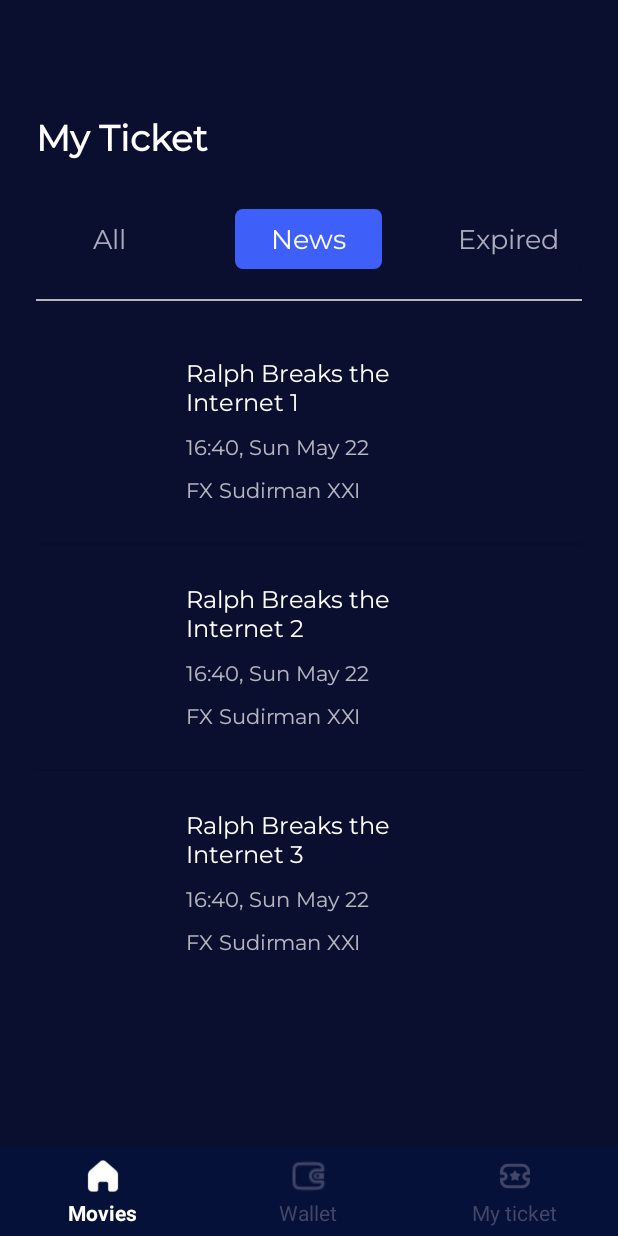
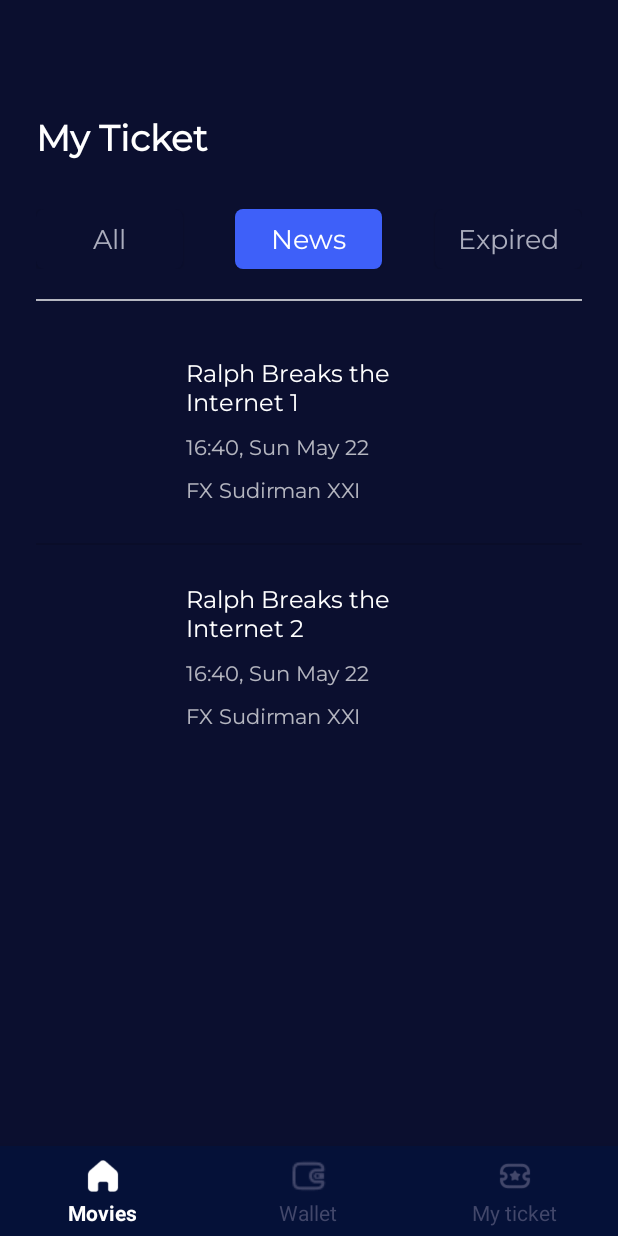
Before and after one commit to ManhHoDinh/MovieTicketApp, an Android app: the screen it shows after launch (MyTicketNewsActivity before the commit, MyTicketAllActivity after it), after a tap on an icon or button, on a phone screen of 412 x 824 dp. Run offline under Robolectric (Android 15) with nearby library versions, the phone set to English and light mode, and no system bars; libraries missing offline, so code that uses them is left out: com.makeramen.roundedimageview; plain views replace RoundedImageView; 2 statements that could not run were skipped; 1 other tap on this screen came first.

Commit message:
final Ticket

```diff
--- a/app/src/main/AndroidManifest.xml
+++ b/app/src/main/AndroidManifest.xml
@@ -17,7 +17,7 @@
             android:exported="false"
             android:noHistory="true" />
         <activity
-            android:name=".Activity.MyTicketExpiredActivity"
+            android:name=".Activity.MyTicketAllActivity"
             android:exported="true">
             <intent-filter>
                 <action android:name="android.intent.action.MAIN" />
@@ -29,8 +29,6 @@
         <activity android:name=".Activity.SignUpActivity" />
         <activity android:name=".Activity.SignInActivity" />
         <activity android:name=".Activity.HomeActivity" />
-        <activity android:name=".Activity.MyTicketAllActivity" />
-        <activity android:name=".Activity.MyTicketNewsActivity" />
         <activity
             android:name=".Activity.ConfirmationProfileActivity"
             android:noHistory="true" />
--- a/app/src/main/java/com/example/movieticketapp/Activity/MyTicketAllActivity.java
+++ b/app/src/main/java/com/example/movieticketapp/Activity/MyTicketAllActivity.java
@@ -4,13 +4,17 @@ import androidx.appcompat.app.AppCompatActivity;
 
 import android.content.Intent;
 import android.os.Bundle;
+import android.view.MenuItem;
 import android.view.View;
 import android.widget.Button;
 import android.widget.ListView;
 
+import com.example.movieticketapp.databinding.ActivityHomeBinding;
+
 import com.example.movieticketapp.Adapter.TicketListAdapter;
 import com.example.movieticketapp.Model.Ticket;
 import com.example.movieticketapp.R;
+import com.google.android.material.bottomnavigation.BottomNavigationView;
 
 import java.util.ArrayList;
 
@@ -18,36 +22,80 @@ public class MyTicketAllActivity extends AppCompatActivity {
     ListView listView;
     ArrayList<Ticket> arrayList = new ArrayList<Ticket>();
     TicketListAdapter adapter;
+    ActivityHomeBinding binding;
+
 
     @Override
     protected void onCreate(Bundle savedInstanceState) {
         super.onCreate(savedInstanceState);
         setContentView(R.layout.my_ticket_all_screen);
         listView = (ListView) findViewById(R.id.ListViewTicket);
+        Button newTicket = (Button) findViewById(R.id.buttonNewsTicket);
+        Button expiredTicket = (Button) findViewById(R.id.buttonExpiredTicket);
+        Button allTicket = (Button) findViewById(R.id.buttonAllTicket);
+        BottomNavigationView abc = (BottomNavigationView)findViewById(R.id.bottomNavigation);
+        abc.getMenu().getItem(2).setChecked(true);
+
+        allTicket.setText("All");
+        allTicket.setSelected(true);
 
         arrayList.add(new Ticket("Ralph Breaks the Internet 1", "16:40, Sun May 22", "FX Sudirman XXI", R.drawable.poster_ralph));
         arrayList.add(new Ticket("Ralph Breaks the Internet 2", "16:40, Sun May 22", "FX Sudirman XXI", R.drawable.poster_ralph));
         arrayList.add(new Ticket("Ralph Breaks the Internet 3", "16:40, Sun May 22", "FX Sudirman XXI", R.drawable.poster_ralph));
-        arrayList.add(new Ticket("Ralph Breaks the Internet 4", "16:40, Sun May 22", "FX Sudirman XXI", R.drawable.poster_ralph));
-        arrayList.add(new Ticket("Ralph Breaks the Internet 5", "16:40, Sun May 22", "FX Sudirman XXI", R.drawable.poster_ralph));
-        arrayList.add(new Ticket("Ralph Breaks the Internet 6", "16:40, Sun May 22", "FX Sudirman XXI", R.drawable.poster_ralph));
 
         adapter = new TicketListAdapter(getApplicationContext(), R.layout.list_ticket_view, arrayList);
         listView.setAdapter(adapter);
-        Button newTicket = (Button) findViewById(R.id.buttonNewsTicket);
+
+        allTicket.setOnClickListener(new View.OnClickListener() {
+            @Override
+            public void onClick(View view) {
+                allTicket.setSelected(true);
+                newTicket.setSelected(false);
+                expiredTicket.setSelected(false);
+                allTicket.setText("All");
+                newTicket.setText(null);
+                expiredTicket.setText(null);
+                arrayList.clear();
+                arrayList.add(new Ticket("Ralph Breaks the Internet 1", "16:40, Sun May 22", "FX Sudirman XXI", R.drawable.poster_ralph));
+                arrayList.add(new Ticket("Ralph Breaks the Internet 2", "16:40, Sun May 22", "FX Sudirman XXI", R.drawable.poster_ralph));
+                arrayList.add(new Ticket("Ralph Breaks the Internet 2", "16:40, Sun May 22", "FX Sudirman XXI", R.drawable.poster_ralph));
+
+                adapter = new TicketListAdapter(getApplicationContext(), R.layout.list_ticket_view, arrayList);
+                listView.setAdapter(adapter);
+            }
+        });
         newTicket.setOnClickListener(new View.OnClickListener() {
             @Override
             public void onClick(View view) {
-                Intent i = new Intent(getApplicationContext(), MyTicketNewsActivity.class);
-                startActivity(i);
+                allTicket.setSelected(false);
+                newTicket.setSelected(true);
+                expiredTicket.setSelected(false);
+                allTicket.setText(null);
+                newTicket.setText("News");
+                expiredTicket.setText(null);
+                arrayList.clear();
+                arrayList.add(new Ticket("Ralph Breaks the Internet 1", "16:40, Sun May 22", "FX Sudirman XXI", R.drawable.poster_ralph));
+                arrayList.add(new Ticket("Ralph Breaks the Internet 2", "16:40, Sun May 22", "FX Sudirman XXI", R.drawable.poster_ralph));
+
+                adapter = new TicketListAdapter(getApplicationContext(), R.layout.list_ticket_view, arrayList);
+                listView.setAdapter(adapter);
             }
         });
-        Button expiredTicket = (Button) findViewById(R.id.buttonExpiredTicket);
+
         expiredTicket.setOnClickListener(new View.OnClickListener() {
             @Override
             public void onClick(View view) {
-                Intent i = new Intent(getApplicationContext(), MyTicketExpiredActivity.class);
-                startActivity(i);
+                allTicket.setSelected(false);
+                newTicket.setSelected(false);
+                expiredTicket.setSelected(true);
+                allTicket.setText(null);
+                newTicket.setText(null);
+                expiredTicket.setText("Expired");
+                arrayList.clear();
+                arrayList.add(new Ticket("Ralph Breaks the Internet 1", "16:40, Sun May 22", "FX Sudirman XXI", R.drawable.poster_ralph));
+
+                adapter = new TicketListAdapter(getApplicationContext(), R.layout.list_ticket_view, arrayList);
+                listView.setAdapter(adapter);
             }
         });
     }
--- a/app/src/main/java/com/example/movieticketapp/Activity/MyTicketExpiredActivity.java
+++ /dev/null
@@ -1,50 +0,0 @@
-package com.example.movieticketapp.Activity;
-
-import androidx.appcompat.app.AppCompatActivity;
-
-import android.content.Intent;
-import android.os.Bundle;
-import android.view.View;
-import android.widget.Button;
-import android.widget.ListView;
-
-import com.example.movieticketapp.Adapter.TicketListAdapter;
-import com.example.movieticketapp.Model.Ticket;
-import com.example.movieticketapp.R;
-
-import java.util.ArrayList;
-
-public class MyTicketExpiredActivity extends AppCompatActivity {
-    ListView listView;
-    ArrayList<Ticket> arrayList = new ArrayList<Ticket>();
-    TicketListAdapter adapter;
-
-    @Override
-    protected void onCreate(Bundle savedInstanceState) {
-        super.onCreate(savedInstanceState);
-        setContentView(R.layout.my_ticket_expired_screen);
-        listView = (ListView) findViewById(R.id.ListViewTicket3);
-
-        arrayList.add(new Ticket("Ralph Breaks the Internet 1", "16:40, Sun May 22", "FX Sudirman XXI", R.drawable.poster_ralph));
-        arrayList.add(new Ticket("Ralph Breaks the Internet 2", "16:40, Sun May 22", "FX Sudirman XXI", R.drawable.poster_ralph));
-
-        adapter = new TicketListAdapter(getApplicationContext(), R.layout.list_ticket_view, arrayList);
-        listView.setAdapter(adapter);
-        Button newTicket = (Button) findViewById(R.id.buttonNewsTicket);
-        newTicket.setOnClickListener(new View.OnClickListener() {
-            @Override
-            public void onClick(View view) {
-                Intent i = new Intent(getApplicationContext(), MyTicketNewsActivity.class);
-                startActivity(i);
-            }
-        });
-        Button allTicket = (Button) findViewById(R.id.buttonAllTicket);
-        allTicket.setOnClickListener(new View.OnClickListener() {
-            @Override
-            public void onClick(View view) {
-                Intent i = new Intent(getApplicationContext(), MyTicketAllActivity.class);
-                startActivity(i);
-            }
-        });
-    }
-}
--- a/app/src/main/java/com/example/movieticketapp/Activity/MyTicketNewsActivity.java
+++ /dev/null
@@ -1,54 +0,0 @@
-package com.example.movieticketapp.Activity;
-
-import androidx.appcompat.app.AppCompatActivity;
-
-import android.content.Intent;
-import android.os.Bundle;
-import android.view.MenuItem;
-import android.view.View;
-import android.widget.Button;
-import android.widget.ListView;
-
-import com.example.movieticketapp.Adapter.TicketListAdapter;
-import com.example.movieticketapp.Model.Ticket;
-import com.example.movieticketapp.R;
-import com.google.android.material.bottomnavigation.BottomNavigationView;
-
-import java.util.ArrayList;
-
-public class MyTicketNewsActivity extends AppCompatActivity {
-    ListView listView;
-    ArrayList<Ticket> arrayList = new ArrayList<Ticket>();
-    TicketListAdapter adapter;
-
-
-    @Override
-    protected void onCreate(Bundle savedInstanceState) {
-        super.onCreate(savedInstanceState);
-        setContentView(R.layout.my_ticket_news_screen);
-        listView = (ListView) findViewById(R.id.ListViewTicket2);
-
-        arrayList.add(new Ticket("Ralph Breaks the Internet 1", "16:40, Sun May 22", "FX Sudirman XXI", R.drawable.poster_ralph));
-        arrayList.add(new Ticket("Ralph Breaks the Internet 2", "16:40, Sun May 22", "FX Sudirman XXI", R.drawable.poster_ralph));
-        arrayList.add(new Ticket("Ralph Breaks the Internet 3", "16:40, Sun May 22", "FX Sudirman XXI", R.drawable.poster_ralph));
-
-        adapter = new TicketListAdapter(getApplicationContext(), R.layout.list_ticket_view, arrayList);
-        listView.setAdapter(adapter);
-        Button allTicket = (Button) findViewById(R.id.buttonAllTicket);
-        allTicket.setOnClickListener(new View.OnClickListener() {
-            @Override
-            public void onClick(View view) {
-                Intent i = new Intent(getApplicationContext(), MyTicketAllActivity.class);
-                startActivity(i);
-            }
-        });
-        Button expiredTicket = (Button) findViewById(R.id.buttonExpiredTicket);
-        expiredTicket.setOnClickListener(new View.OnClickListener() {
-            @Override
-            public void onClick(View view) {
-                Intent i = new Intent(getApplicationContext(), MyTicketExpiredActivity.class);
-                startActivity(i);
-            }
-        });
-    }
-}
--- a/app/src/main/res/drawable/bottom_tem_selector.xml
+++ b/app/src/main/res/drawable/bottom_tem_selector.xml
@@ -1,5 +1,6 @@
 <?xml version="1.0" encoding="utf-8"?>
 <selector xmlns:android="http://schemas.android.com/apk/res/android">
     <item android:state_checked="true" android:color="@color/white" />
+    <item android:state_selected="true" android:color="@color/white" />
     <item android:color="@color/grey_background_1"  />
 </selector>
--- a/app/src/main/res/drawable/button_ticket.xml
+++ b/app/src/main/res/drawable/button_ticket.xml
@@ -1,7 +1,13 @@
 <?xml version="1.0" encoding="utf-8"?>
 <selector xmlns:android="http://schemas.android.com/apk/res/android">
     <item
-        android:state_pressed="true">
+        android:state_selected="true">
+        <shape android:shape="rectangle">
+            <solid android:color="@color/button_ticket" />
+            <corners android:radius="5dp"/>
+        </shape>
+    </item>
+    <item android:state_pressed="true">
         <shape android:shape="rectangle">
             <solid android:color="@color/button_ticket" />
             <corners android:radius="5dp"/>
--- a/app/src/main/res/layout/my_ticket_all_screen.xml
+++ b/app/src/main/res/layout/my_ticket_all_screen.xml
@@ -32,9 +32,9 @@
                 android:id="@+id/buttonAllTicket"
                 android:layout_width="98dp"
                 android:layout_height="40dp"
-                android:background="@drawable/selected_button_ticket"
+                android:background="@drawable/button_ticket"
                 android:fontFamily="@font/montserrat_regular"
-                android:text="All"
+                android:hint="All"
                 android:textFontWeight="500"
                 android:textSize="18dp"
                 android:textColor="@color/white_background"
@@ -48,8 +48,9 @@
                 android:background="@drawable/button_ticket"
                 android:fontFamily="@font/montserrat_regular"
                 android:hint="News"
-                android:textFontWeight="400"
+                android:textFontWeight="500"
                 android:textSize="18dp"
+                android:textColor="@color/white_background"
                 android:layout_centerHorizontal="true"/>
             <Button
                 android:id="@+id/buttonExpiredTicket"
@@ -59,8 +60,9 @@
                 android:background="@drawable/button_ticket"
                 android:fontFamily="@font/montserrat_regular"
                 android:hint="Expired"
-                android:textFontWeight="400"
+                android:textFontWeight="500"
                 android:textSize="18dp"
+                android:textColor="@color/white_background"
                 android:layout_alignParentRight="true"/>
         </RelativeLayout>
         <View
--- a/app/src/main/res/layout/my_ticket_news_screen.xml
+++ /dev/null
@@ -1,89 +0,0 @@
-<?xml version="1.0" encoding="utf-8"?>
-<androidx.constraintlayout.widget.ConstraintLayout xmlns:android="http://schemas.android.com/apk/res/android"
-    xmlns:app="http://schemas.android.com/apk/res-auto"
-    xmlns:tools="http://schemas.android.com/tools"
-    android:layout_width="match_parent"
-    android:layout_height="match_parent"
-    android:background="@color/dark_background_1"
-    tools:context=".Activity.MyTicketNewsActivity">
-    <LinearLayout
-        android:layout_width="match_parent"
-        android:layout_height="match_parent"
-        android:paddingLeft="24dp"
-        android:paddingRight="24dp"
-        android:paddingBottom="60dp"
-        android:orientation="vertical">
-        <TextView
-            android:layout_width="wrap_content"
-            android:layout_height="wrap_content"
-            android:paddingTop="76dp"
-            android:text="My Ticket"
-            android:fontFamily="@font/montserrat_regular"
-            android:textFontWeight="600"
-            android:textStyle="bold"
-            android:textSize="24dp"
-            android:textColor="@color/white_background"/>
-        <RelativeLayout
-            android:layout_width="match_parent"
-            android:layout_height="wrap_content"
-            android:layout_marginTop="32dp">
-            <Button
-                style="@android:style/Widget.Button"
-                android:id="@+id/buttonAllTicket"
-                android:layout_width="98dp"
-                android:layout_height="40dp"
-                android:background="@drawable/button_ticket"
-                android:fontFamily="@font/montserrat_regular"
-                android:hint="All"
-                android:textFontWeight="400"
-                android:textSize="18dp"
-                />
-
-            <Button
-                android:id="@+id/buttonNewsTicket"
-                style="@android:style/Widget.Button"
-                android:layout_width="98dp"
-                android:layout_height="40dp"
-                android:background="@drawable/selected_button_ticket"
-                android:fontFamily="@font/montserrat_regular"
-                android:text="News"
-                android:textFontWeight="500"
-                android:textSize="18dp"
-                android:layout_centerHorizontal="true"
-                android:textColor="@color/white_background"/>
-            <Button
-                android:id="@+id/buttonExpiredTicket"
-                style="@android:style/Widget.Button"
-                android:layout_width="98dp"
-                android:layout_height="40dp"
-                android:background="@drawable/button_ticket"
-                android:fontFamily="@font/montserrat_regular"
-                android:hint="Expired"
-                android:textFontWeight="400"
-                android:textSize="18dp"
-                android:layout_alignParentRight="true"/>
-        </RelativeLayout>
-        <View
-            android:layout_width="match_parent"
-            android:layout_height="1dp"
-            android:background="@color/white_opacity_70"
-            android:layout_marginTop="20dp"
-            android:layout_marginBottom="12dp"/>
-        <ListView
-            android:layout_width="match_parent"
-            android:layout_height="wrap_content"
-            android:scrollbars="none"
-            android:id="@+id/ListViewTicket2"/>
-    </LinearLayout>
-    <com.google.android.material.bottomnavigation.BottomNavigationView
-        android:id="@+id/bottomNavigation"
-        android:background="@color/very_dark_background"
-        app:layout_constraintBottom_toBottomOf="parent"
-        app:layout_constraintEnd_toEndOf="parent"
-        app:layout_constraintStart_toStartOf="parent"
-        android:layout_width="match_parent"
-        app:itemIconTint="@drawable/bottom_tem_selector"
-        app:itemTextColor="@drawable/bottom_tem_selector"
-        app:menu="@menu/bottom_bar_menu"
-        android:layout_height="60dp"/>
-</androidx.constraintlayout.widget.ConstraintLayout>
```
Also changed, not shown: app/src/main/java/com/example/movieticketapp/Activity/HomeActivity.java (+19 -3 lines), app/src/main/res/layout/my_ticket_expired_screen.xml (deleted, +0 -89 lines).
